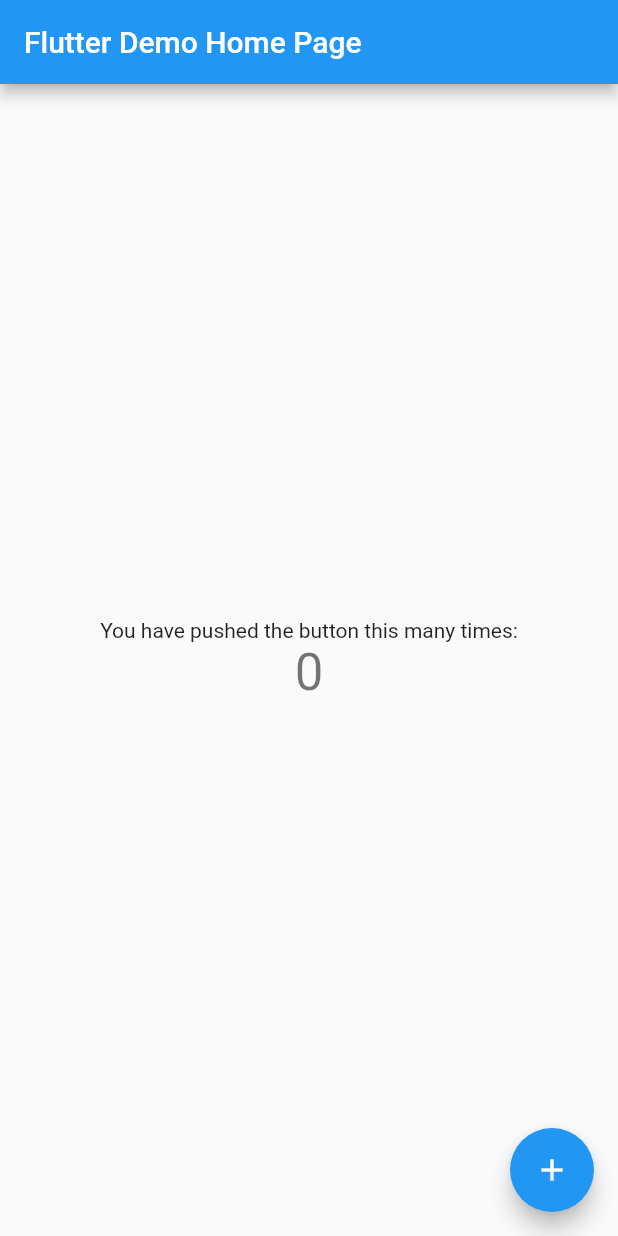
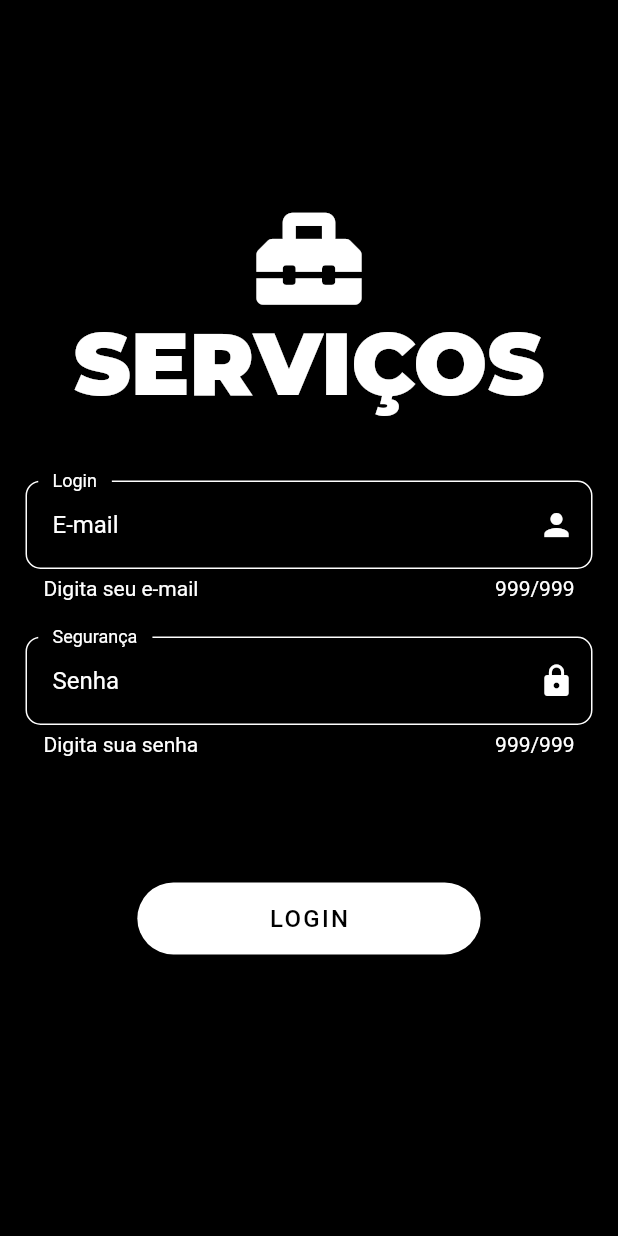
Before and after one commit to 3dsonneto/desafio-flutter-wtf, a Flutter app: the screen it shows after launch, on a phone screen of 412 x 824 dp. Run offline on Flutter 3.47's test engine with Material 2 defaults, Android fonts, the light colour scheme and no system bars; our stand-ins replace font_awesome_flutter, google_fonts.

Commit message:
Tela de login finalizada

```diff
--- a/lib/main.dart
+++ b/lib/main.dart
@@ -1,3 +1,5 @@
+import 'package:desafio_servicos_wtf/telas/hire_screen.dart';
+import 'package:desafio_servicos_wtf/telas/login_screen.dart';
 import 'package:flutter/material.dart';
 
 void main() {
@@ -9,105 +11,13 @@
   @override
   Widget build(BuildContext context) {
     return MaterialApp(
-      title: 'Flutter Demo',
-      theme: ThemeData(
-        // This is the theme of your application.
-        //
-        // Try running your application with "flutter run". You'll see the
-        // application has a blue toolbar. Then, without quitting the app, try
-        // changing the primarySwatch below to Colors.green and then invoke
-        // "hot reload" (press "r" in the console where you ran "flutter run",
-        // or simply save your changes to "hot reload" in a Flutter IDE).
-        // Notice that the counter didn't reset back to zero; the application
-        // is not restarted.
-        primarySwatch: Colors.blue,
-      ),
-      home: MyHomePage(title: 'Flutter Demo Home Page'),
+      debugShowCheckedModeBanner: false,
+      title: 'App Manutenção',
+      routes: {
+        "/loginScreen": (context) => LoginScreen(),
+        "/hireScreen": (context) => HireScreen()
+      },
+      initialRoute: "/loginScreen",
     );
   }
 }
-
-class MyHomePage extends StatefulWidget {
-  MyHomePage({Key key, this.title}) : super(key: key);
-
-  // This widget is the home page of your application. It is stateful, meaning
-  // that it has a State object (defined below) that contains fields that affect
-  // how it looks.
-
-  // This class is the configuration for the state. It holds the values (in this
-  // case the title) provided by the parent (in this case the App widget) and
-  // used by the build method of the State. Fields in a Widget subclass are
-  // always marked "final".
-
-  final String title;
-
-  @override
-  _MyHomePageState createState() => _MyHomePageState();
-}
-
-class _MyHomePageState extends State<MyHomePage> {
-  int _counter = 0;
-
-  void _incrementCounter() {
-    setState(() {
-      // This call to setState tells the Flutter framework that something has
-      // changed in this State, which causes it to rerun the build method below
-      // so that the display can reflect the updated values. If we changed
-      // _counter without calling setState(), then the build method would not be
-      // called again, and so nothing would appear to happen.
-      _counter++;
-    });
-  }
-
-  @override
-  Widget build(BuildContext context) {
-    // This method is rerun every time setState is called, for instance as done
-    // by the _incrementCounter method above.
-    //
-    // The Flutter framework has been optimized to make rerunning build methods
-    // fast, so that you can just rebuild anything that needs updating rather
-    // than having to individually change instances of widgets.
-    return Scaffold(
-      appBar: AppBar(
-        // Here we take the value from the MyHomePage object that was created by
-        // the App.build method, and use it to set our appbar title.
-        title: Text(widget.title),
-      ),
-      body: Center(
-        // Center is a layout widget. It takes a single child and positions it
-        // in the middle of the parent.
-        child: Column(
-          // Column is also a layout widget. It takes a list of children and
-          // arranges them vertically. By default, it sizes itself to fit its
-          // children horizontally, and tries to be as tall as its parent.
-          //
-          // Invoke "debug painting" (press "p" in the console, choose the
-          // "Toggle Debug Paint" action from the Flutter Inspector in Android
-          // Studio, or the "Toggle Debug Paint" command in Visual Studio Code)
-          // to see the wireframe for each widget.
-          //
-          // Column has various properties to control how it sizes itself and
-          // how it positions its children. Here we use mainAxisAlignment to
-          // center the children vertically; the main axis here is the vertical
-          // axis because Columns are vertical (the cross axis would be
-          // horizontal).
-          mainAxisAlignment: MainAxisAlignment.center,
-          children: <Widget>[
-            Text(
-              'You have pushed the button this many times:',
-            ),
-            Text(
-              '$_counter',
-              style: Theme.of(context).textTheme.headline4,
-            ),
-          ],
-        ),
-      ),
-      floatingActionButton: FloatingActionButton(
-        onPressed: _incrementCounter,
-        tooltip: 'Increment',
-        child: Icon(Icons.add),
-      ), // This trailing comma makes auto-formatting nicer for build methods.
-    );
-  }
-}
--- /dev/null
+++ b/lib/telas/hire_screen.dart
@@ -0,0 +1,9 @@
+import 'package:flutter/material.dart';
+import 'package:font_awesome_flutter/font_awesome_flutter.dart';
+
+class HireScreen extends StatelessWidget {
+  @override
+  Widget build(BuildContext context) {
+    return Material();
+  }
+}
--- /dev/null
+++ b/lib/telas/login_screen.dart
@@ -0,0 +1,181 @@
+import 'package:flutter/material.dart';
+import 'package:font_awesome_flutter/font_awesome_flutter.dart';
+import 'package:google_fonts/google_fonts.dart';
+
+class LoginScreen extends StatelessWidget {
+  @override
+  Widget build(BuildContext context) {
+    return Material(
+      child: Container(
+        alignment: Alignment.center,
+        color: Colors.black,
+        child: Container(
+          height: MediaQuery.of(context).size.height / 1.5,
+          width: MediaQuery.of(context).size.width,
+          child: Column(
+            children: [
+              Container(
+                child: Column(
+                  children: [
+                    FaIcon(
+                      FontAwesomeIcons.toolbox,
+                      size: 70,
+                      color: Colors.white,
+                    ),
+                    Text(
+                      "SERVIÇOS",
+                      style: GoogleFonts.montserrat(
+                        textStyle: Theme.of(context).textTheme.headline4,
+                        fontSize: 58,
+                        fontWeight: FontWeight.w900,
+                        color: Colors.white,
+                      ),
+                    )
+                  ],
+                ),
+              ),
+              Container(
+                margin: EdgeInsets.only(top: 42),
+                child: Column(
+                  children: [
+                    Container(
+                      child: Column(
+                        children: [
+                          Container(
+                            margin: EdgeInsets.only(left: 17, right: 17),
+                            child: TextFormField(
+                              decoration: InputDecoration(
+                                labelText: "Login",
+                                labelStyle: TextStyle(color: Colors.white),
+                                hintText: "E-mail",
+                                hintStyle: TextStyle(color: Colors.white),
+                                floatingLabelBehavior:
+                                    FloatingLabelBehavior.always,
+                                contentPadding: EdgeInsets.symmetric(
+                                  horizontal: 18,
+                                  vertical: 20,
+                                ),
+                                enabledBorder: OutlineInputBorder(
+                                    borderRadius: BorderRadius.circular(10),
+                                    borderSide: BorderSide(color: Colors.white),
+                                    gapPadding: 10),
+                                focusedBorder: OutlineInputBorder(
+                                    borderRadius: BorderRadius.circular(10),
+                                    borderSide: BorderSide(color: Colors.white),
+                                    gapPadding: 10),
+                                suffixIcon: Icon(
+                                  Icons.person,
+                                  color: Colors.white,
+                                ),
+                              ),
+                            ),
+                          ),
+                          Container(
+                            margin: EdgeInsets.fromLTRB(29, 5, 29, 0),
+                            child: Row(
+                              mainAxisAlignment: MainAxisAlignment.spaceBetween,
+                              children: [
+                                Text(
+                                  "Digita seu e-mail",
+                                  style: TextStyle(color: Colors.white),
+                                ),
+                                Text(
+                                  "999/999",
+                                  style: TextStyle(color: Colors.white),
+                                ),
+                              ],
+                            ),
+                          )
+                        ],
+                      ),
+                    ),
+                    Container(
+                      margin: EdgeInsets.only(top: 24),
+                      child: Column(
+                        children: [
+                          Container(
+                            margin: EdgeInsets.only(left: 17, right: 17),
+                            child: TextFormField(
+                              decoration: InputDecoration(
+                                labelText: "Segurança",
+                                labelStyle: TextStyle(color: Colors.white),
+                                hintText: "Senha",
+                                hintStyle: TextStyle(color: Colors.white),
+                                floatingLabelBehavior:
+                                    FloatingLabelBehavior.always,
+                                contentPadding: EdgeInsets.symmetric(
+                                  horizontal: 18,
+                                  vertical: 20,
+                                ),
+                                enabledBorder: OutlineInputBorder(
+                                    borderRadius: BorderRadius.circular(10),
+                                    borderSide: BorderSide(color: Colors.white),
+                                    gapPadding: 10),
+                                focusedBorder: OutlineInputBorder(
+                                    borderRadius: BorderRadius.circular(10),
+                                    borderSide: BorderSide(color: Colors.white),
+                                    gapPadding: 10),
+                                suffixIcon: Icon(
+                                  Icons.lock,
+                                  color: Colors.white,
+                                ),
+                              ),
+                            ),
+                          ),
+                          Container(
+                            margin: EdgeInsets.fromLTRB(29, 5, 29, 0),
+                            child: Row(
+                              mainAxisAlignment: MainAxisAlignment.spaceBetween,
+                              children: [
+                                Text(
+                                  "Digita sua senha",
+                                  style: TextStyle(color: Colors.white),
+                                ),
+                                Text(
+                                  "999/999",
+                                  style: TextStyle(color: Colors.white),
+                                ),
+                              ],
+                            ),
+                          )
+                        ],
+                      ),
+                    )
+                  ],
+                ),
+              ),
+              Container(
+                margin: EdgeInsets.only(top: 84),
+                width: MediaQuery.of(context).size.width / 1.8,
+                height: 48,
+                child: ElevatedButton(
+                  onPressed: () {
+                    Navigator.pushNamed(context, "/hireScreen");
+                  },
+                  child: Text(
+                    "LOGIN",
+                    style: GoogleFonts.roboto(
+                        fontSize: 16,
+                        fontWeight: FontWeight.w500,
+                        letterSpacing: 1.5),
+                  ),
+                  style: ButtonStyle(
+                    backgroundColor:
+                        MaterialStateProperty.all<Color>(Colors.white),
+                    foregroundColor:
+                        MaterialStateProperty.all<Color>(Colors.black),
+                    shape: MaterialStateProperty.all<RoundedRectangleBorder>(
+                      RoundedRectangleBorder(
+                        borderRadius: BorderRadius.circular(50),
+                      ),
+                    ),
+                  ),
+                ),
+              ),
+            ],
+          ),
+        ),
+      ),
+    );
+  }
+}
--- a/pubspec.yaml
+++ b/pubspec.yaml
@@ -24,10 +24,13 @@
   flutter:
     sdk: flutter
 
+  font_awesome_flutter: ^9.0.0
+
 
   # The following adds the Cupertino Icons font to your application.
   # Use with the CupertinoIcons class for iOS style icons.
   cupertino_icons: ^1.0.2
+  google_fonts: ^2.0.0
 
 dev_dependencies:
   flutter_test:
```
Also changed, not shown: pubspec.lock.
